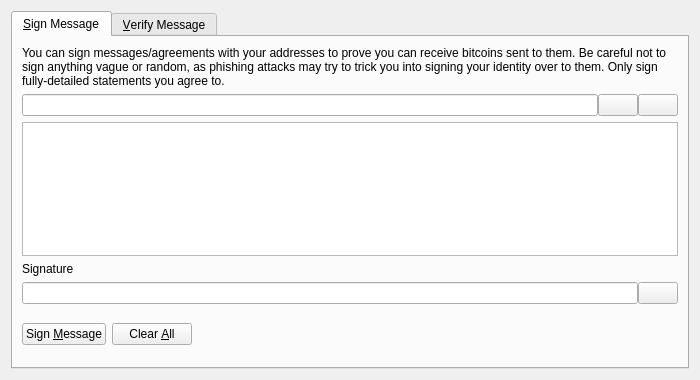
This is src/qt/forms/signverifymessagedialog.ui in iamroot-project/bitweb as Qt 5 draws it before an edit. The edited form follows.
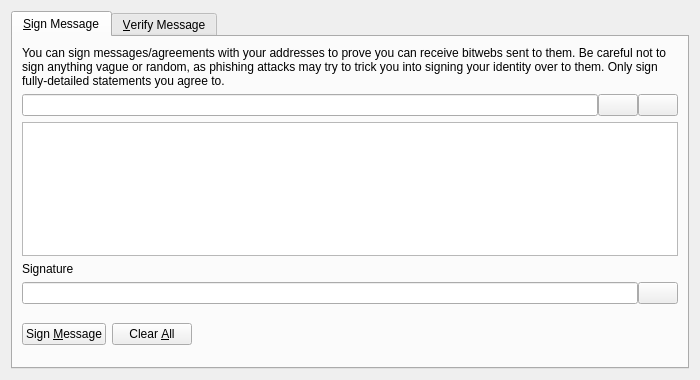
This is the edited form. Icons and pictures are not drawn. Custom widgets are drawn as their Qt base class.

Diff of the .ui file:
```diff
--- a/src/qt/forms/signverifymessagedialog.ui
+++ b/src/qt/forms/signverifymessagedialog.ui
@@ -30,7 +30,7 @@
        <item>
         <widget class="QLabel" name="infoLabel_SM">
          <property name="text">
-          <string>You can sign messages/agreements with your addresses to prove you can receive bitcoins sent to them. Be careful not to sign anything vague or random, as phishing attacks may try to trick you into signing your identity over to them. Only sign fully-detailed statements you agree to.</string>
+          <string>You can sign messages/agreements with your addresses to prove you can receive bitwebs sent to them. Be careful not to sign anything vague or random, as phishing attacks may try to trick you into signing your identity over to them. Only sign fully-detailed statements you agree to.</string>
          </property>
          <property name="textFormat">
           <enum>Qt::PlainText</enum>
```
Left out of the diff: 8 changed lines with no effect on the pictures.
